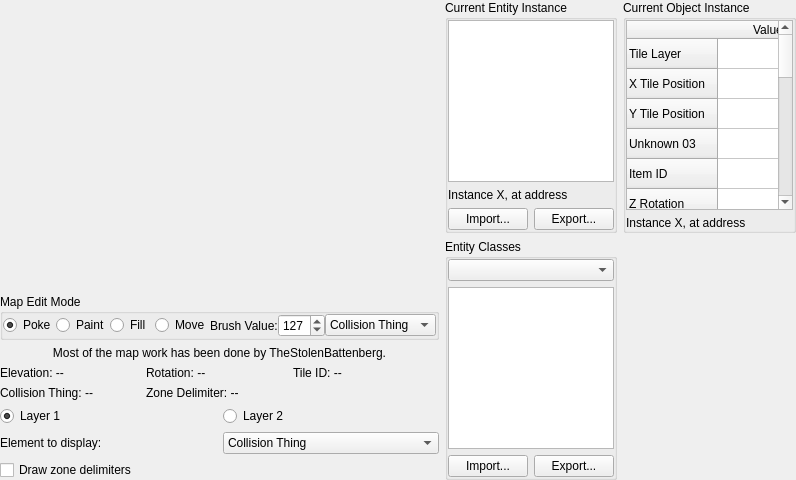
Old version of the form Tools/KFModTool/mapeditwidget.ui in the repository IvanDSM/KingsFieldRE.
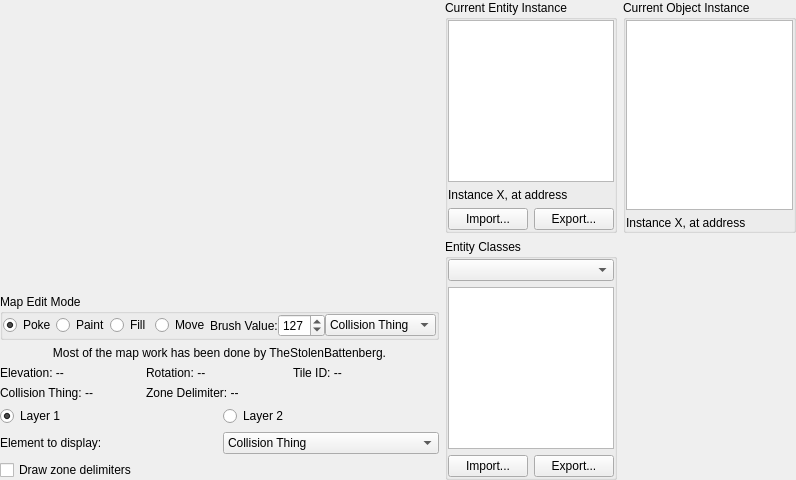
New version of the form. Icons and pictures are not drawn. Custom widgets are drawn as their Qt base class.

Commit message: KFModTool: Port object instance table to a table model

What changed in the file:
```diff
--- a/Tools/KFModTool/mapeditwidget.ui
+++ b/Tools/KFModTool/mapeditwidget.ui
@@ -407,110 +407,10 @@
           <number>0</number>
          </property>
          <item>
-          <widget class="QTableWidget" name="objectInstanceTable">
+          <widget class="QTableView" name="objectInstanceTable">
            <property name="inputMethodHints">
             <set>Qt::ImhDigitsOnly</set>
            </property>
-           <row>
-            <property name="text">
-             <string>Tile Layer</string>
-            </property>
-           </row>
-           <row>
-            <property name="text">
-             <string>X Tile Position</string>
-            </property>
-           </row>
-           <row>
-            <property name="text">
-             <string>Y Tile Position</string>
-            </property>
-           </row>
-           <row>
-            <property name="text">
-             <string>Unknown 03</string>
-            </property>
-           </row>
-           <row>
-            <property name="text">
-             <string>Item ID</string>
-            </property>
-           </row>
-           <row>
-            <property name="text">
-             <string>Z Rotation</string>
-            </property>
-           </row>
-           <row>
-            <property name="text">
-             <string>Fine X Position</string>
-            </property>
-           </row>
-           <row>
-            <property name="text">
-             <string>Fine Y Position</string>
-            </property>
-           </row>
-           <row>
-            <property name="text">
-             <string>Fine Z Position</string>
-            </property>
-           </row>
-           <row>
-            <property name="text">
-             <string>Flags[0]</string>
-            </property>
-           </row>
-           <row>
-            <property name="text">
-             <string>Flags[1]</string>
-            </property>
-           </row>
-           <row>
-            <property name="text">
-             <string>Flags[2]</string>
-            </property>
-           </row>
-           <row>
-            <property name="text">
-             <string>Flags[3]</string>
-            </property>
-           </row>
-           <row>
-            <property name="text">
-             <string>Flags[4]</string>
-            </property>
-           </row>
-           <row>
-            <property name="text">
-             <string>Flags[5]</string>
-            </property>
-           </row>
-           <row>
-            <property name="text">
-             <string>Flags[6]</string>
-            </property>
-           </row>
-           <row>
-            <property name="text">
-             <string>Flags[7]</string>
-            </property>
-           </row>
-           <row>
-            <property name="text">
-             <string>Flags[8]</string>
-            </property>
-           </row>
-           <row>
-            <property name="text">
-             <string>Flags[9]</string>
-            </property>
-           </row>
-           <column>
-            <property name="text">
-             <string>Value</string>
-            </property>
-           </column>
           </widget>
          </item>
          <item>
```
Left out of the diff: 4 changed lines with no effect on the pictures. The commit also changes 15 other files.
